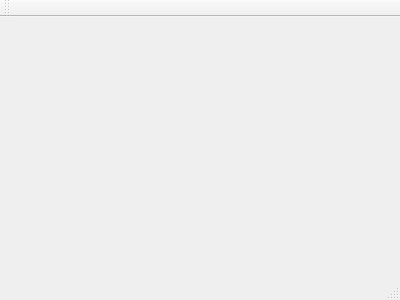
Qt form C++/QtDemo/UtilsTool/mainwindow.ui (fmxinliu/code.snippets) before a commit.
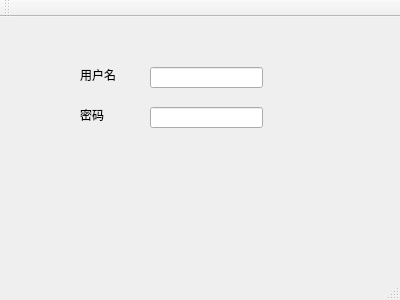
The same form after that commit. Custom widgets are drawn as their Qt base class.

Commit message: (Qt) 提供可禁用中文输入法的CustomLineEdit

```diff
--- a/C++/QtDemo/UtilsTool/mainwindow.ui
+++ b/C++/QtDemo/UtilsTool/mainwindow.ui
@@ -12,13 +12,82 @@
   <property name="windowTitle" >
    <string>MainWindow</string>
   </property>
-  <widget class="QMenuBar" name="menuBar" />
-  <widget class="QToolBar" name="mainToolBar" />
-  <widget class="QWidget" name="centralWidget" />
-  <widget class="QStatusBar" name="statusBar" />
+  <widget class="QWidget" name="centralWidget">
+   <widget class="QLabel" name="lblUserName">
+    <property name="geometry">
+     <rect>
+      <x>80</x>
+      <y>50</y>
+      <width>72</width>
+      <height>15</height>
+     </rect>
+    </property>
+    <property name="text">
+     <string>用户名</string>
+    </property>
+   </widget>
+   <widget class="CustomLineEdit" name="lineEditUserName">
+    <property name="geometry">
+     <rect>
+      <x>150</x>
+      <y>50</y>
+      <width>113</width>
+      <height>21</height>
+     </rect>
+    </property>
+   </widget>
+   <widget class="CustomLineEdit" name="lineEditPassWord">
+    <property name="geometry">
+     <rect>
+      <x>150</x>
+      <y>90</y>
+      <width>113</width>
+      <height>21</height>
+     </rect>
+    </property>
+   </widget>
+   <widget class="QLabel" name="lblPassWord">
+    <property name="geometry">
+     <rect>
+      <x>80</x>
+      <y>90</y>
+      <width>72</width>
+      <height>15</height>
+     </rect>
+    </property>
+    <property name="text">
+     <string>密码</string>
+    </property>
+   </widget>
+  </widget>
+  <widget class="QMenuBar" name="menuBar">
+   <property name="geometry">
+    <rect>
+     <x>0</x>
+     <y>0</y>
+     <width>400</width>
+     <height>26</height>
+    </rect>
+   </property>
+  </widget>
+  <widget class="QToolBar" name="mainToolBar">
+   <attribute name="toolBarArea">
+    <enum>TopToolBarArea</enum>
+   </attribute>
+   <attribute name="toolBarBreak">
+    <bool>false</bool>
+   </attribute>
+  </widget>
+  <widget class="QStatusBar" name="statusBar"/>
  </widget>
- <layoutDefault spacing="6" margin="11" />
- <pixmapfunction></pixmapfunction>
+ <layoutdefault spacing="6" margin="11"/>
+ <customwidgets>
+  <customwidget>
+   <class>CustomLineEdit</class>
+   <extends>QLineEdit</extends>
+   <header location="global">customlineedit.h</header>
+  </customwidget>
+ </customwidgets>
  <resources/>
  <connections/>
 </ui>
```
Left out of the diff: 7 changed lines with no effect on the pictures. The commit also changes 4 other files.
